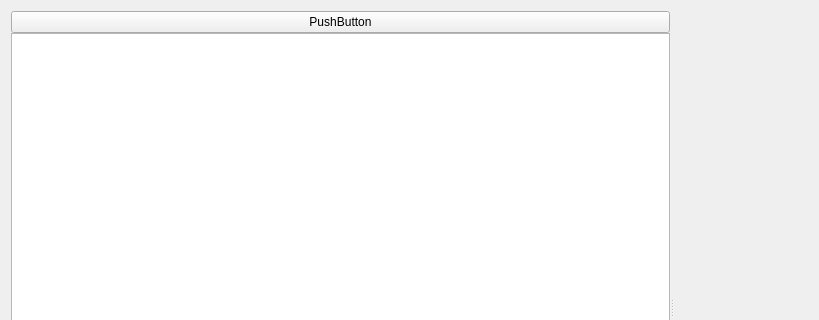
Old version of the form src/mainwindow.ui in the repository app211/jaqet; both pictures show x 0 to 819 and y 0 to 320 of the 942 by 613 pixel window.
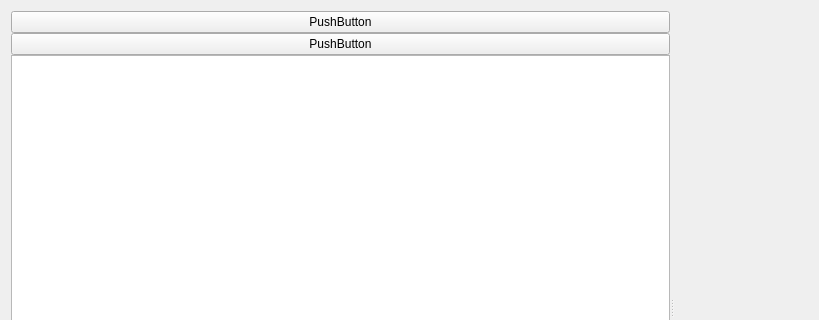
New version of the form. Custom widgets are drawn as their Qt base class.

```diff
--- a/src/mainwindow.ui
+++ b/src/mainwindow.ui
@@ -78,6 +78,13 @@
               </property>
              </widget>
             </item>
+            <item>
+             <widget class="QPushButton" name="pushButton">
+              <property name="text">
+               <string>PushButton</string>
+              </property>
+             </widget>
+            </item>
             <item>
              <widget class="QListView" name="listView"/>
             </item>
```
Left out of the diff: 21 changed lines with no effect on the pictures.
